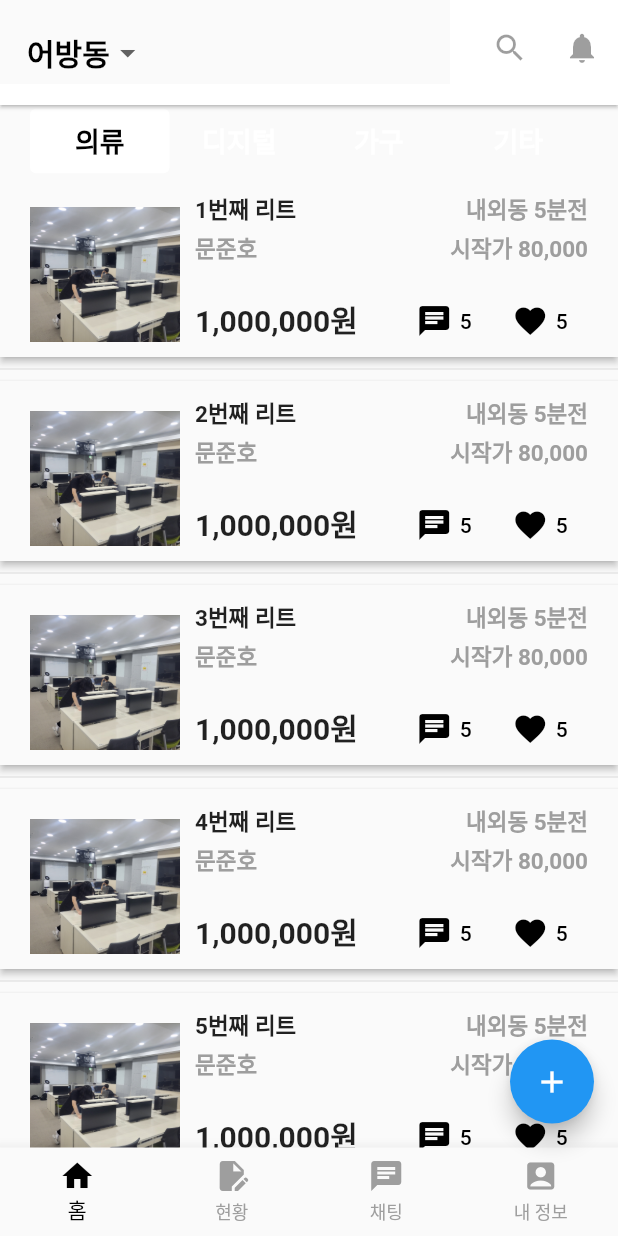
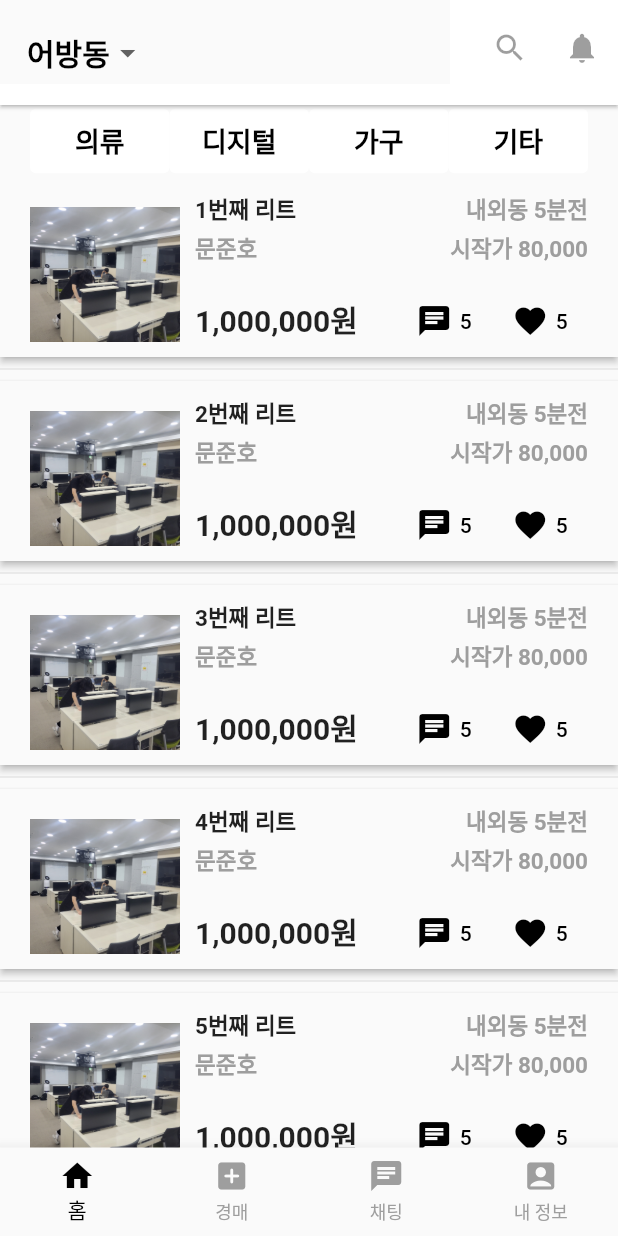
Before and after one commit to gyeongnam-gyeongmae/mobile, a Flutter app: the screen it shows after launch, on a phone screen of 412 x 824 dp. Run offline on Flutter 3.47's test engine with Material 2 defaults, Android fonts, the phone set to English and light mode, and no system bars; our stand-ins replace get, image_picker, smooth_page_indicator; missing offline and left inert: kakao_flutter_sdk.

```diff
--- a/lib/controller/infinite_scroll_conterller.dart
+++ b/lib/controller/infinite_scroll_conterller.dart
@@ -4,7 +4,6 @@ import 'package:get/state_manager.dart';
 
 class InfiniteScrollController extends GetxController {
   var scrollController = ScrollController().obs;
-
   var data = <int>[].obs;
   var isLoading = false.obs;
   var hasMore = false.obs;
@@ -12,7 +11,6 @@ class InfiniteScrollController extends GetxController {
   @override
   void onInit() {
     _getData();
-
     this.scrollController.value.addListener(() {
       if (this.scrollController.value.position.pixels ==
               this.scrollController.value.position.maxScrollExtent &&
@@ -24,21 +22,31 @@ class InfiniteScrollController extends GetxController {
     super.onInit();
   }
 
+  @override
+  void onClose() {
+    scrollController.value.dispose();
+    Future.delayed(Duration(milliseconds: 2), () {
+      scrollController = ScrollController().obs;
+      // 필요한 초기화 작업 수행
+    });
+    super.onClose();
+  }
+
   _getData() async {
     isLoading.value = true;
 
-    await Future.delayed(Duration(seconds: 2));
+    await Future.delayed(Duration(milliseconds: 200));
 
     int offset = data.length;
-    var appendData = List<int>.generate(10, (i) => i+1+offset);
+    var appendData = List<int>.generate(10, (i) => i + 1 + offset);
     data.addAll(appendData);
 
-    isLoading.value=false;
+    isLoading.value = false;
     hasMore.value = data.length < 30;
   }
 
   reload() async {
-    isLoading.value=true;
+    isLoading.value = true;
     data.clear();
 
     await Future.delayed(Duration(seconds: 2));
--- a/lib/views/pages/main_page.dart
+++ b/lib/views/pages/main_page.dart
@@ -1,12 +1,21 @@
 import 'package:flutter/material.dart';
+import 'package:get/get.dart';
+import 'package:mobile/controller/infinite_scroll_conterller.dart';
 import 'package:mobile/views/widget/bar/main_appbar.dart';
 import 'package:mobile/views/widget/bar/main_bottom_bar.dart';
 import 'package:mobile/views/widget/view_container/infinite_scroll_view.dart';
+
 class MainPage extends StatelessWidget {
-  const MainPage({super.key});
-
+  MainPage({super.key});
+  final InfiniteScrollController controller = Get.put(InfiniteScrollController());
   @override
   Widget build(BuildContext context) {
+    // if (Get.isRegistered<InfiniteScrollController>(tag: "chat")) {
+    //   Get.find<InfiniteScrollController>(tag: "chat").onClose();
+    // }
+    // if (Get.isRegistered<InfiniteScrollController>(tag: "info")) {
+    //   Get.find<InfiniteScrollController>(tag: "info").onClose();
+    // }
     return Scaffold(
       appBar: MainAppbar(),
       body: Column(
@@ -29,7 +38,8 @@ class MainPage extends StatelessWidget {
                   Expanded(
                     child: TextButton(
                         style: TextButton.styleFrom(
-                            foregroundColor: Colors.white,
+                            backgroundColor: Colors.white,
+                            foregroundColor: Colors.black,
                             textStyle: const TextStyle(
                                 fontSize: 18, fontWeight: FontWeight.bold)),
                         onPressed: () {},
@@ -38,7 +48,8 @@ class MainPage extends StatelessWidget {
                   Expanded(
                     child: TextButton(
                         style: TextButton.styleFrom(
-                            foregroundColor: Colors.white,
+                            backgroundColor: Colors.white,
+                            foregroundColor: Colors.black,
                             textStyle: const TextStyle(
                                 fontSize: 18, fontWeight: FontWeight.bold)),
                         onPressed: () {},
@@ -47,7 +58,8 @@ class MainPage extends StatelessWidget {
                   Expanded(
                     child: TextButton(
                         style: TextButton.styleFrom(
-                            foregroundColor: Colors.white,
+                            backgroundColor: Colors.white,
+                            foregroundColor: Colors.black,
                             textStyle: const TextStyle(
                                 fontSize: 18, fontWeight: FontWeight.bold)),
                         onPressed: () {},
@@ -55,12 +67,11 @@ class MainPage extends StatelessWidget {
                   )
                 ]),
           ),
-          Expanded(child: InfiniteScrollView()),
+          Expanded(
+              child: InfiniteScrollView(
+                controller: controller,
+          )),
         ],
-      ),
-      floatingActionButton: FloatingActionButton(
-        onPressed: (){},
-        child: Icon(Icons.add),
       ),
       bottomNavigationBar: MainBottomBar(),
     );
--- a/lib/views/widget/bar/main_bottom_bar.dart
+++ b/lib/views/widget/bar/main_bottom_bar.dart
@@ -1,15 +1,20 @@
 import 'package:flutter/material.dart';
+import 'package:get/get.dart';
+import 'package:mobile/controller/bottom_bar_controller.dart';
+import 'package:mobile/controller/infinite_scroll_conterller.dart';
 
 //아래 네비게이션 바
-class MainBottomBar extends StatelessWidget {
+class MainBottomBar extends GetView<BottomBarController> {
   MainBottomBar({super.key});
 
   @override
   Widget build(BuildContext context) {
-    return BottomNavigationBar(
+    return Obx(() {
+      int selectedIndex = controller.selectedIndex.value;
+      return BottomNavigationBar(
       items: [
         BottomNavigationBarItem(icon: Icon(Icons.home), label: '홈'),
-        BottomNavigationBarItem(icon: Icon(Icons.edit_document), label: '현황'),
+        BottomNavigationBarItem(icon: Icon(Icons.add_box_rounded), label: '경매'),
         BottomNavigationBarItem(icon: Icon(Icons.chat), label: '채팅'),
         BottomNavigationBarItem(
             icon: Icon(Icons.account_box_rounded), label: '내 정보')
@@ -18,6 +23,11 @@ class MainBottomBar extends StatelessWidget {
       unselectedItemColor: Colors.grey,
       unselectedLabelStyle: TextStyle(color: Colors.grey),
       type: BottomNavigationBarType.fixed,
+      currentIndex: selectedIndex,
+      onTap: (index){
+        controller.changePage(index);
+      },
     );
+    });
   }
 }
--- a/lib/views/widget/view_container/infinite_scroll_view.dart
+++ b/lib/views/widget/view_container/infinite_scroll_view.dart
@@ -2,9 +2,14 @@ import 'package:flutter/material.dart';
 import 'package:get/get.dart';
 import 'package:get/get_state_manager/get_state_manager.dart';
 import 'package:mobile/controller/infinite_scroll_conterller.dart';
+import 'package:mobile/views/pages/post_detail_page.dart';
 import 'package:mobile/views/widget/view_container/main_post.dart';
 
 class InfiniteScrollView extends GetView<InfiniteScrollController> {
+  final InfiniteScrollController controller; // 수정: 컨트롤러를 받도록 함
+
+  InfiniteScrollView({required this.controller, super.key});
+
   @override
   Widget build(BuildContext context) {
     return Obx(() => Padding(
@@ -17,7 +22,10 @@ class InfiniteScrollView extends GetView<InfiniteScrollController> {
                 var datum = controller.data[index];
                 return Material(
                   elevation: 2,
-                  child: Container(
+                  child: InkWell(
+                    onTap: ((){
+                      Get.to(()=>PostDetailPage(),arguments: datum);
+                    }),
                     child: MainPost(
                       title: "$datum번째 리트",
                       name: "문준호",
--- a/lib/views/widget/view_container/main_post.dart
+++ b/lib/views/widget/view_container/main_post.dart
@@ -26,6 +26,7 @@ class MainPost extends StatelessWidget {
         padding: EdgeInsets.fromLTRB(20, 10, 20, 0),
         height: 120,
         width: MediaQuery.of(context).size.width - 20,
+        child: InkWell(
           child: Row(
             children: [
               Container(
@@ -37,7 +38,8 @@ class MainPost extends StatelessWidget {
                 crossAxisAlignment: CrossAxisAlignment.start,
                 children: [
                   Text(title,
-                  style: TextStyle(fontSize: 15, fontWeight: FontWeight.bold)),
+                      style:
+                          TextStyle(fontSize: 15, fontWeight: FontWeight.bold)),
                   SizedBox(height: 4),
                   Text("문준호",
                       style: TextStyle(
@@ -51,7 +53,8 @@ class MainPost extends StatelessWidget {
                               padding: EdgeInsets.only(bottom: 10),
                               child: Text("1,000,000원",
                                   style: TextStyle(
-                                  fontSize: 20, fontWeight: FontWeight.bold)))))
+                                      fontSize: 20,
+                                      fontWeight: FontWeight.bold)))))
                 ],
               ),
               Expanded(
@@ -108,6 +111,6 @@ class MainPost extends StatelessWidget {
               )
             ],
           ),
-    );
+        ));
   }
 }
```
Also changed, not shown: lib/app_binding.dart (+5 -2 lines), lib/controller/bottom_bar_controller.dart (added, +30 -0 lines), lib/views/pages/post_detail_page.dart (+4 -3 lines), lib/views/pages/search_result_page.dart (+13 -5 lines), lib/views/widget/view_container/buy_product_view.dart (+5 -2 lines), lib/views/widget/view_container/sell_product_view.dart (+16 -8 lines). Lines whose indentation alone changed are shown as unchanged.
